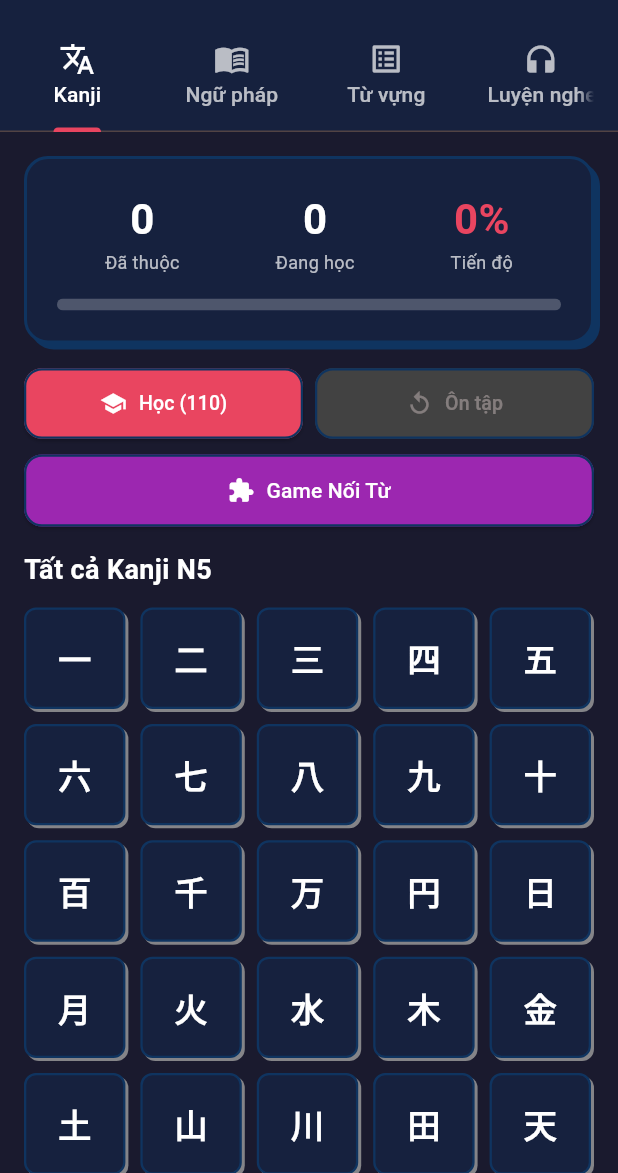
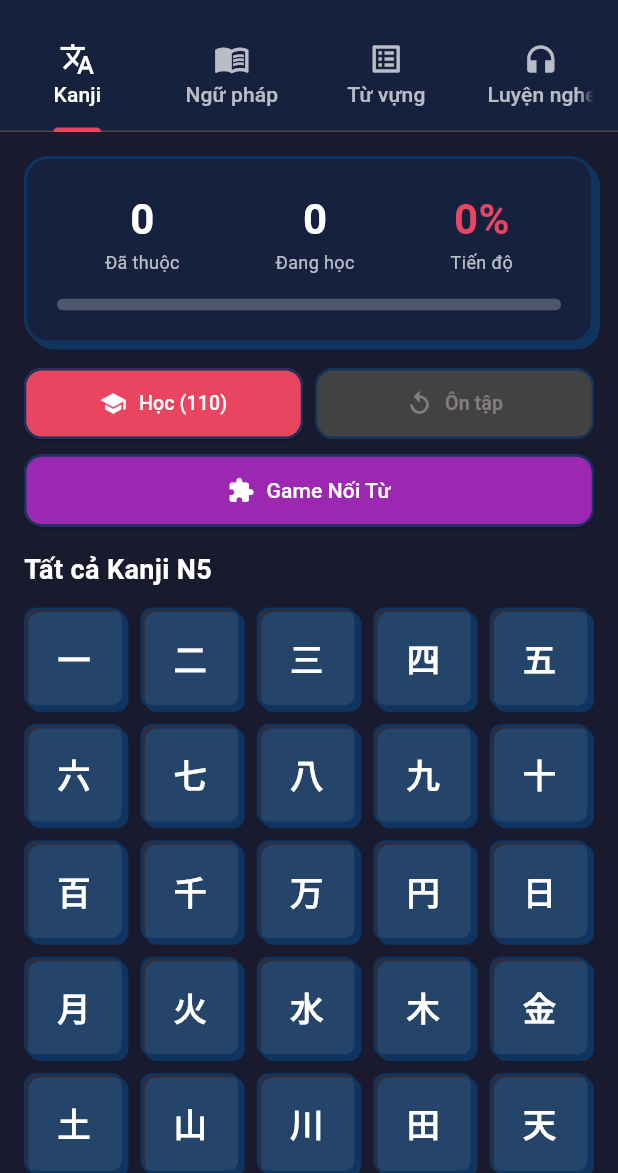
Before and after one commit to NMCuonG08/kanji_learning, a Flutter app: the screen it shows after launch, on a phone screen of 412 x 824 dp, the part 63-1236 px from its top. Run offline on Flutter 3.47's test engine with Material 3 defaults, Android fonts, the phone set to English and light mode, and no system bars; our stand-ins replace flutter_tts, shared_preferences, sqflite_common_ffi; missing offline and left inert: dart:js_interop; accounts and stored records are empty.

Commit message:
Enhance home screen kanji grid to use soft mastery backgrounds with solid black neobrutalist offset shadows

```diff
--- a/lib/screens/home_screen.dart
+++ b/lib/screens/home_screen.dart
@@ -273,6 +273,7 @@ class _HomeScreenState extends State<HomeScreen> {
             final progress = _progress[kanji.id];
             final mastery = progress != null ? progress['masteryLevel'] as int : 0;
             final color = _getMasteryColor(mastery);
+            final isDark = ThemeService.isDarkMode.value;
 
             return GestureDetector(
               onTap: () async {
@@ -283,15 +284,15 @@ class _HomeScreenState extends State<HomeScreen> {
                 _loadProgress();
               },
               child: Container(
-                margin: const EdgeInsets.only(bottom: 2, right: 2),
+                margin: const EdgeInsets.only(bottom: 3, right: 3),
                 decoration: BoxDecoration(
-                  color: ThemeService.getCardColor(context),
+                  color: color.withValues(alpha: isDark ? 0.15 : 0.25),
                   borderRadius: BorderRadius.circular(8),
                   border: Border.all(color: ThemeService.getBorderColor(context), width: 1.5),
                   boxShadow: [
                     BoxShadow(
-                      color: color.withValues(alpha: 0.8),
-                      offset: const Offset(2, 2),
+                      color: ThemeService.getBorderColor(context),
+                      offset: const Offset(3, 3),
                       blurRadius: 0,
                     ),
                   ],
```
